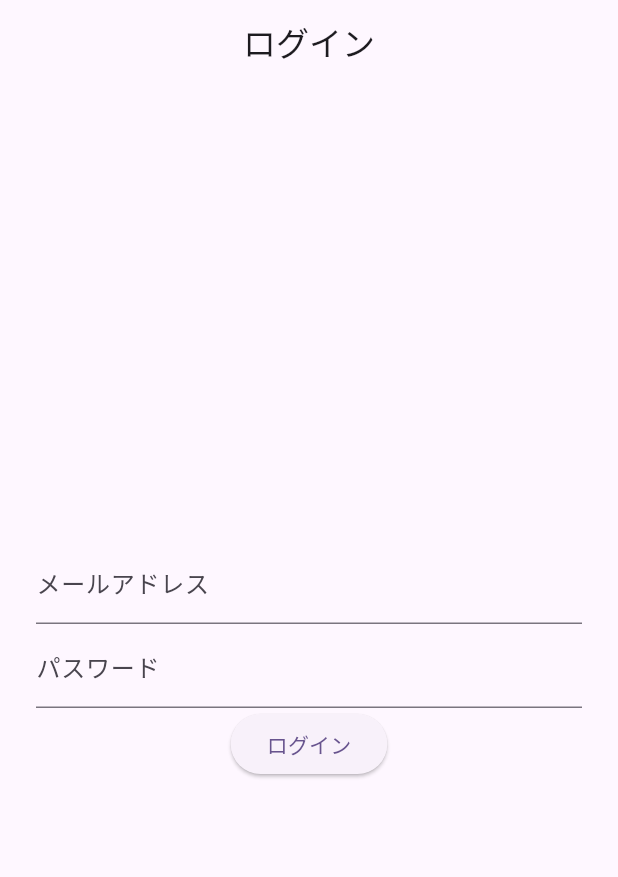
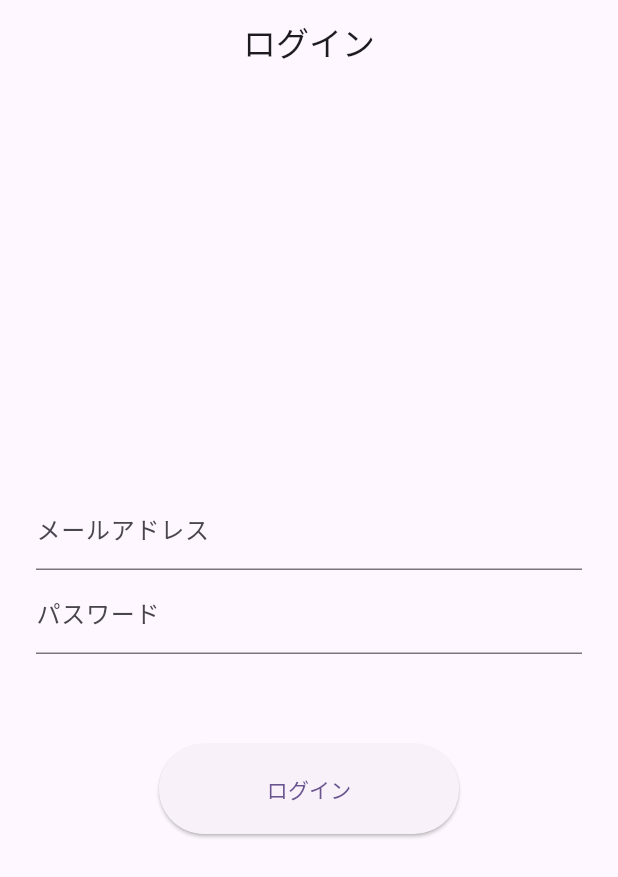
Before and after one commit to rensawamo/dart_jwt_auth, a Flutter app: the LoginPage screen opened by its route, on a phone screen of 412 x 824 dp. Shown: the top 877 px of the screen. Run offline on Flutter 3.47's test engine with Material 3 defaults, Android fonts, the phone set to English and light mode, and no system bars; our stand-ins replace flutter_riverpod, shared_preferences; accounts and stored records are empty.

Commit message:
入力フォームの改良

```diff
--- a/frontend/lib/auth/signin_page.dart
+++ b/frontend/lib/auth/signin_page.dart
@@ -47,7 +47,11 @@ class LoginPage extends ConsumerWidget {
                   decoration: const InputDecoration(labelText: 'パスワード'),
                   obscureText: true,
                 ),
-                      ElevatedButton(
+                Container(
+                  margin: const EdgeInsets.only(top: 60),
+                  width: 200,
+                  height: 60,
+                  child: ElevatedButton(
                     child: const Text('ログイン'),
                     onPressed: () async {
                       final email = emailController.text;
@@ -66,12 +70,14 @@ class LoginPage extends ConsumerWidget {
                       // }
                     },
                   ),
+                ),
               ],
             ),
           ),
         ),
         loading: () => const CircularProgressIndicator(),
-          error: (e, _) => Container()),
+        error: (e, _) => Container(),
+      ),
     );
   }
 }
```
Also changed, not shown: frontend/lib/auth/signup_page.dart (+6 -1 lines). Lines whose indentation alone changed are shown as unchanged.
